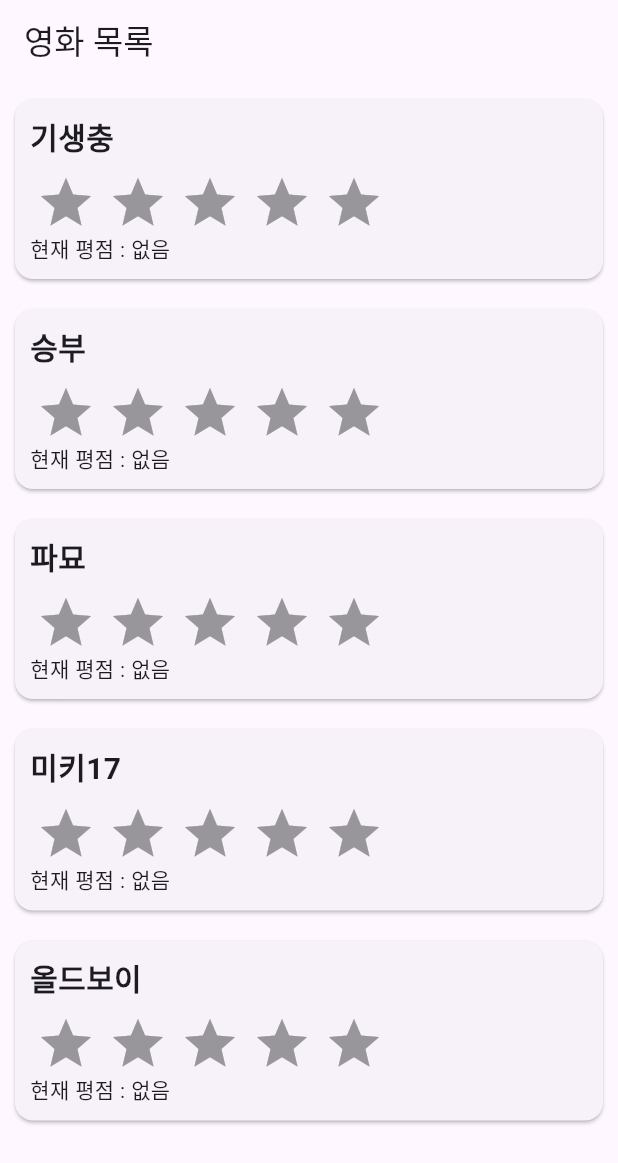
After one commit to ljs1990-tj/Flutter_Ex1_202505, a Flutter app: the MovieExam screen opened directly, on a phone screen of 412 x 824 dp. The commit adds this screen. Shown: the top 1163 px of the screen. Run offline on Flutter 3.47's test engine with Material 3 defaults, Android fonts, the phone set to English and light mode, and no system bars; drawn by our look-alikes of flutter_rating_bar; our stand-ins replace carousel_slider, confetti, fluttertoast, google_fonts, qr_flutter, sqflite and 1 more; accounts and stored records are empty.

Commit message:
2025.05.28 5교시

```diff
--- /dev/null
+++ b/lib/day4/font.dart
@@ -0,0 +1,28 @@
+import 'package:flutter/material.dart';
+import 'package:google_fonts/google_fonts.dart';
+
+void main() => runApp(FontApp());
+
+class FontApp extends StatelessWidget {
+  const FontApp({super.key});
+
+  @override
+  Widget build(BuildContext context) {
+    return MaterialApp(
+      home : Scaffold(
+        body : Center(
+          child: Column(
+            mainAxisAlignment: MainAxisAlignment.center,
+            children: [
+              Text("기본 텍스트", style: TextStyle(fontSize: 20),),
+              Text("나눔고딕", style: GoogleFonts.nanumGothic(fontSize: 20),),
+              Text("aBeeZee", style: GoogleFonts.aBeeZee(
+                textStyle: TextStyle(fontSize: 20, color: Colors.blue)
+              ),)
+            ],
+          ),
+        )
+      )
+    );
+  }
+}
--- /dev/null
+++ b/lib/day4/test1.dart
@@ -0,0 +1,72 @@
+import 'package:flutter/material.dart';
+import "package:flutter_rating_bar/flutter_rating_bar.dart";
+
+void main() => runApp(MovieApp());
+
+class MovieApp extends StatelessWidget {
+  const MovieApp({super.key});
+
+  @override
+  Widget build(BuildContext context) {
+    return MaterialApp(
+      home : MovieExam()
+    );
+  }
+}
+
+
+class MovieExam extends StatefulWidget {
+  const MovieExam({super.key});
+
+  @override
+  State<MovieExam> createState() => _MovieExamState();
+}
+
+class _MovieExamState extends State<MovieExam> {
+  List<String> list = ["기생충", "승부", "파묘", "미키17", "올드보이"];
+  Map<String, double> ratings = {};
+
+  @override
+  Widget build(BuildContext context) {
+    return Scaffold(
+      appBar: AppBar(title : Text("영화 목록")),
+      body : ListView.builder(
+          itemCount: list.length,
+          itemBuilder: (context, index) {
+            String movie = list[index];
+            return Card(
+              margin: EdgeInsets.all(10),
+              child: Padding(
+                padding : EdgeInsets.all(10),
+                child: Column(
+                  crossAxisAlignment: CrossAxisAlignment.start,
+                  children: [
+                    Text(movie, style: TextStyle(fontSize: 20, fontWeight: FontWeight.bold),),
+                    SizedBox(height: 10,),
+                    RatingBar.builder(
+                      initialRating: ratings[movie] ?? 0,
+                      minRating: 1,
+                      direction: Axis.horizontal,
+                      allowHalfRating: true,
+                      itemCount: 5,
+                      itemPadding: EdgeInsets.symmetric(horizontal: 4.0),
+                      itemBuilder: (context, _) => Icon(
+                        Icons.star,
+                        color: Colors.amber,
+                      ),
+                      onRatingUpdate: (rating) {
+                        setState(() {
+                          ratings[movie] = rating;
+                        });
+                      },
+                    ),
+                    Text("현재 평점 : ${ratings[movie] ?? "없음"}")
+                  ],
+                ),
+              ),
+            );
+          },
+      )
+    );
+  }
+}
```
Also changed, not shown: lib/common/db.dart (added, +88 -0 lines), lib/day3/toDoList.dart (renamed from lib/toDoList.dart, +28 -3 lines), lib/day4/calendarEx1.dart (added, +49 -0 lines), lib/day4/confetti.dart (added, +59 -0 lines), lib/day4/db_sample.dart (added, +79 -0 lines), lib/day4/rating.dart (added, +60 -0 lines), lib/day4/silderEx1.dart (added, +46 -0 lines), lib/day4/toastEx1.dart (added, +49 -0 lines), pubspec.yaml (+7 -0 lines), lib/day3/dialogEx1.dart (renamed from lib/dialogEx1.dart), pubspec.lock, 1 other file.
